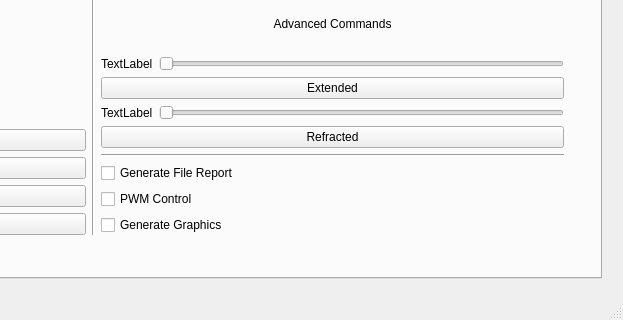
Before: the Qt Designer form mainwindow.ui in up201505284/CentralUnit, drawn with Qt 5; both pictures show x 409 to 1032 and y 322 to 642 of the 1032 by 642 pixel window.
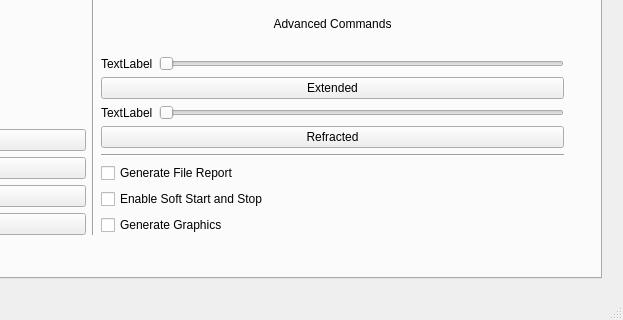
After: the same form once the commit is applied. The open tabs and pages were chosen to show the change.

Commit message: test safe reset, basics, enable/disable spi

What changed in the file:
```diff
--- a/mainwindow.ui
+++ b/mainwindow.ui
@@ -967,7 +967,7 @@
          <item>
           <widget class="QCheckBox" name="checkBoxPwm_channel5_3">
            <property name="text">
-            <string>PWM Control</string>
+            <string>Enable Soft Start and Stop</string>
            </property>
           </widget>
          </item>
```
Left out of the diff: 18 changed lines with no effect on the pictures. The commit also changes 6 other files.
